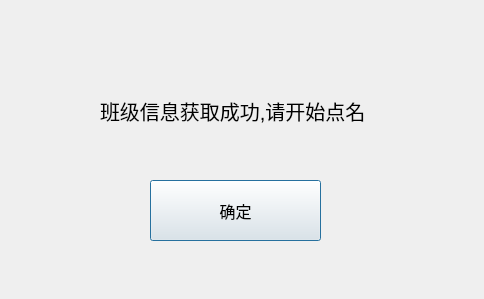
Qt form get_sucess.ui (lcc-666/choose_name) before a commit.
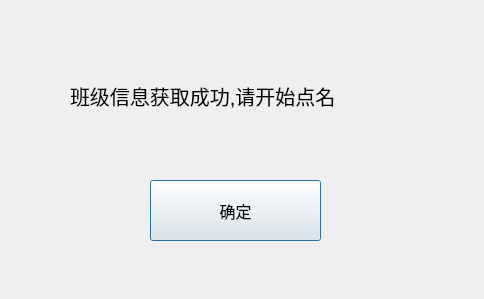
The same form after that commit.

What changed in the file:
```diff
--- a/get_sucess.ui
+++ b/get_sucess.ui
@@ -16,10 +16,10 @@
   <widget class="QLabel" name="label">
    <property name="geometry">
     <rect>
-     <x>100</x>
-     <y>70</y>
-     <width>281</width>
-     <height>81</height>
+     <x>70</x>
+     <y>50</y>
+     <width>351</width>
+     <height>91</height>
     </rect>
    </property>
    <property name="font">
```
